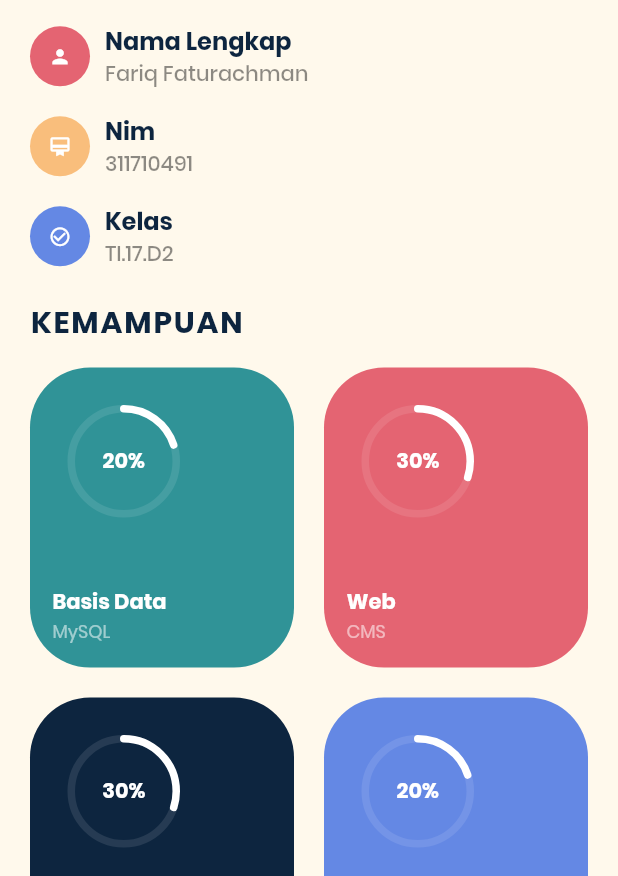
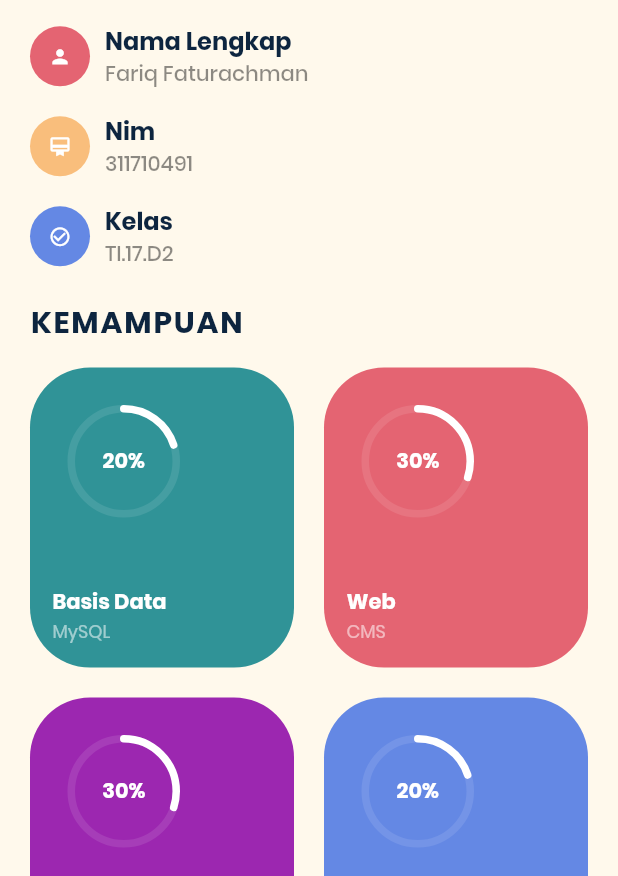
Before and after one commit to candrabisa/Project-Flutter, a Flutter app: the screen it shows after launch, on a phone screen of 412 x 824 dp, the part 360-1236 px from its top. Run offline on Flutter 3.47's test engine with Material 2 defaults, Android fonts, the phone set to English and light mode, and no system bars; drawn by our look-alikes of percent_indicator.

Commit message:
perbaikan v 3

```diff
--- a/data_diri/lib/main.dart
+++ b/data_diri/lib/main.dart
@@ -2,6 +2,7 @@ import 'package:data_diri/ui/color/color.dart';
 import 'package:data_diri/ui/home.dart';
 import 'package:flutter/material.dart';
 import 'package:flutter/services.dart';
+
 
 void main() {
   SystemChrome.setSystemUIOverlayStyle(SystemUiOverlayStyle(
--- a/data_diri/lib/ui/color/color.dart
+++ b/data_diri/lib/ui/color/color.dart
@@ -12,5 +12,5 @@ class LightColors {
   static const Color kGreen = Color(0xFF309397);
 
   static const Color abuabu = Color(0xFF0D253F);
-  static const Color kivy = Color(0xFF0D253F);
+  static const Color kivy = Colors.purple;
 }
--- a/data_diri/lib/ui/home.dart
+++ b/data_diri/lib/ui/home.dart
@@ -3,9 +3,7 @@ import 'package:data_diri/widget/container_atas.dart';
 import 'package:data_diri/widget/skill.dart';
 import 'package:data_diri/widget/task_column.dart';
 import 'package:flutter/material.dart';
-
 import 'package:percent_indicator/percent_indicator.dart';
-
 import 'color/color.dart';
 
 class HomePage extends StatelessWidget {
```
Also changed, not shown: 1 other file.
